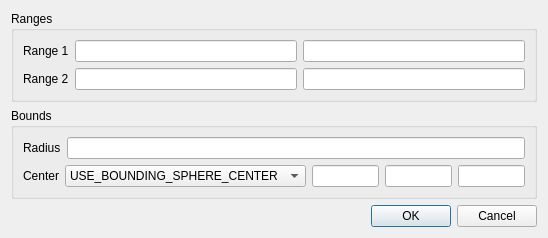
oliviertournaire/QosgSceneEdit, file src/QosgSceneEdit/UI/pagedlod_editor.ui: the form before one commit.
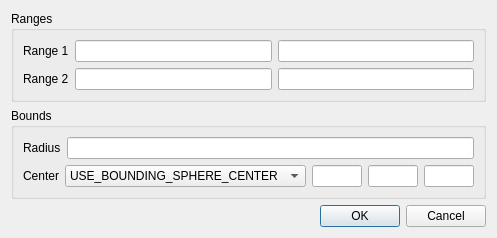
The form after the commit. Icons and pictures are not drawn.

Diff of the .ui file:
```diff
--- a/src/QosgSceneEdit/UI/pagedlod_editor.ui
+++ b/src/QosgSceneEdit/UI/pagedlod_editor.ui
@@ -6,7 +6,7 @@
    <rect>
     <x>0</x>
     <y>0</y>
-    <width>548</width>
+    <width>440</width>
     <height>219</height>
    </rect>
   </property>
@@ -105,13 +105,34 @@
          </widget>
         </item>
         <item>
-         <widget class="QLineEdit" name="_lineedit_center_z"/>
+         <widget class="QLineEdit" name="_lineedit_center_x">
+          <property name="minimumSize">
+           <size>
+            <width>50</width>
+            <height>0</height>
+           </size>
+          </property>
+         </widget>
         </item>
         <item>
-         <widget class="QLineEdit" name="_lineedit_center_x"/>
+         <widget class="QLineEdit" name="_lineedit_center_y">
+          <property name="minimumSize">
+           <size>
+            <width>50</width>
+            <height>0</height>
+           </size>
+          </property>
+         </widget>
         </item>
         <item>
-         <widget class="QLineEdit" name="_lineedit_center_y"/>
+         <widget class="QLineEdit" name="_lineedit_center_z">
+          <property name="minimumSize">
+           <size>
+            <width>50</width>
+            <height>0</height>
+           </size>
+          </property>
+         </widget>
         </item>
        </layout>
       </item>
```
